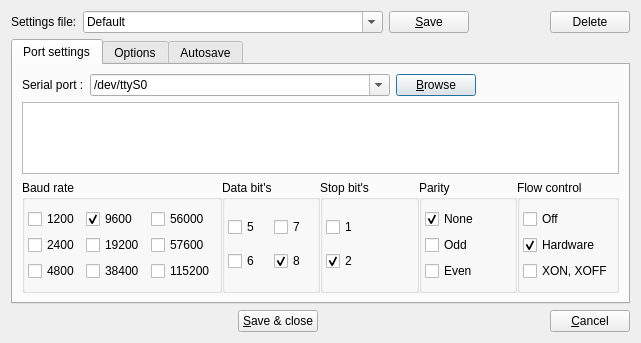
This is src/spconfigdialog.ui in GCodeProjects/GCodeWorkShop as Qt 5 draws it before an edit. The edited form follows.
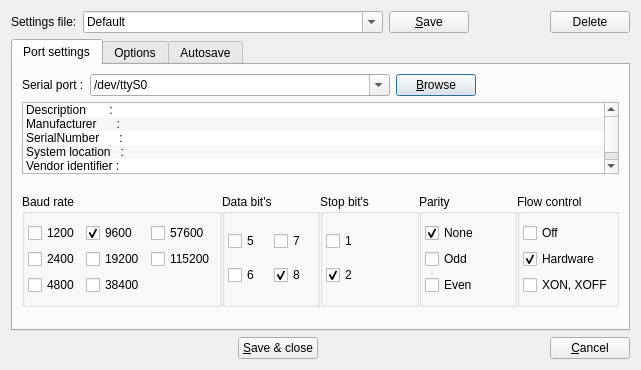
This is the edited form. Icons and pictures are not drawn.

Commit message: Fixes in serial transmission.

```diff
--- a/src/spconfigdialog.ui
+++ b/src/spconfigdialog.ui
@@ -7,7 +7,7 @@
     <x>0</x>
     <y>0</y>
     <width>641</width>
-    <height>340</height>
+    <height>370</height>
    </rect>
   </property>
   <property name="sizePolicy">
@@ -187,10 +187,65 @@
            <property name="statusTip">
             <string>Information about serial port</string>
            </property>
+           <property name="sizeAdjustPolicy">
+            <enum>QAbstractScrollArea::AdjustToContents</enum>
+           </property>
+           <property name="editTriggers">
+            <set>QAbstractItemView::NoEditTriggers</set>
+           </property>
+           <property name="showDropIndicator" stdset="0">
+            <bool>false</bool>
+           </property>
+           <property name="alternatingRowColors">
+            <bool>true</bool>
+           </property>
+           <item>
+            <property name="text">
+             <string>Description       :</string>
+            </property>
+           </item>
+           <item>
+            <property name="text">
+             <string>Manufacturer      :</string>
+            </property>
+           </item>
+           <item>
+            <property name="text">
+             <string>SerialNumber      :</string>
+            </property>
+           </item>
+           <item>
+            <property name="text">
+             <string>System location   :</string>
+            </property>
+           </item>
+           <item>
+            <property name="text">
+             <string>Vendor identifier :</string>
+            </property>
+           </item>
+           <item>
+            <property name="text">
+             <string>Product identifier:</string>
+            </property>
+           </item>
           </widget>
          </item>
         </layout>
        </item>
+       <item>
+        <spacer name="verticalSpacer_3">
+         <property name="orientation">
+          <enum>Qt::Vertical</enum>
+         </property>
+         <property name="sizeHint" stdset="0">
+          <size>
+           <width>20</width>
+           <height>1</height>
+          </size>
+         </property>
+        </spacer>
+       </item>
        <item>
         <layout class="QHBoxLayout" name="horizontalLayout_3">
          <property name="spacing">
@@ -208,36 +263,6 @@
             <property name="rightMargin">
              <number>3</number>
             </property>
-            <item row="2" column="2">
-             <widget class="QCheckBox" name="b11CheckBox">
-              <property name="text">
-               <string>115200</string>
-              </property>
-              <property name="autoExclusive">
-               <bool>true</bool>
-              </property>
-             </widget>
-            </item>
-            <item row="1" column="2">
-             <widget class="QCheckBox" name="b9CheckBox">
-              <property name="text">
-               <string>57600</string>
-              </property>
-              <property name="autoExclusive">
-               <bool>true</bool>
-              </property>
-             </widget>
-            </item>
-            <item row="0" column="2">
-             <widget class="QCheckBox" name="b10CheckBox">
-              <property name="text">
-               <string>56000</string>
-              </property>
-              <property name="autoExclusive">
-               <bool>true</bool>
-              </property>
-             </widget>
-            </item>
             <item row="0" column="0">
              <widget class="QCheckBox" name="b3CheckBox">
               <property name="text">
@@ -301,6 +326,26 @@
               </property>
              </widget>
             </item>
+            <item row="0" column="2">
+             <widget class="QCheckBox" name="b9CheckBox">
+              <property name="text">
+               <string>57600</string>
+              </property>
+              <property name="autoExclusive">
+               <bool>true</bool>
+              </property>
+             </widget>
+            </item>
+            <item row="1" column="2">
+             <widget class="QCheckBox" name="b11CheckBox">
+              <property name="text">
+               <string>115200</string>
+              </property>
+              <property name="autoExclusive">
+               <bool>true</bool>
+              </property>
+             </widget>
+            </item>
            </layout>
           </widget>
          </item>
@@ -509,7 +554,7 @@
          <property name="sizeHint" stdset="0">
           <size>
            <width>20</width>
-           <height>40</height>
+           <height>2</height>
           </size>
          </property>
         </spacer>
```
Left out of the diff: 63 changed lines with no effect on the pictures. The commit also changes 3 other files.
